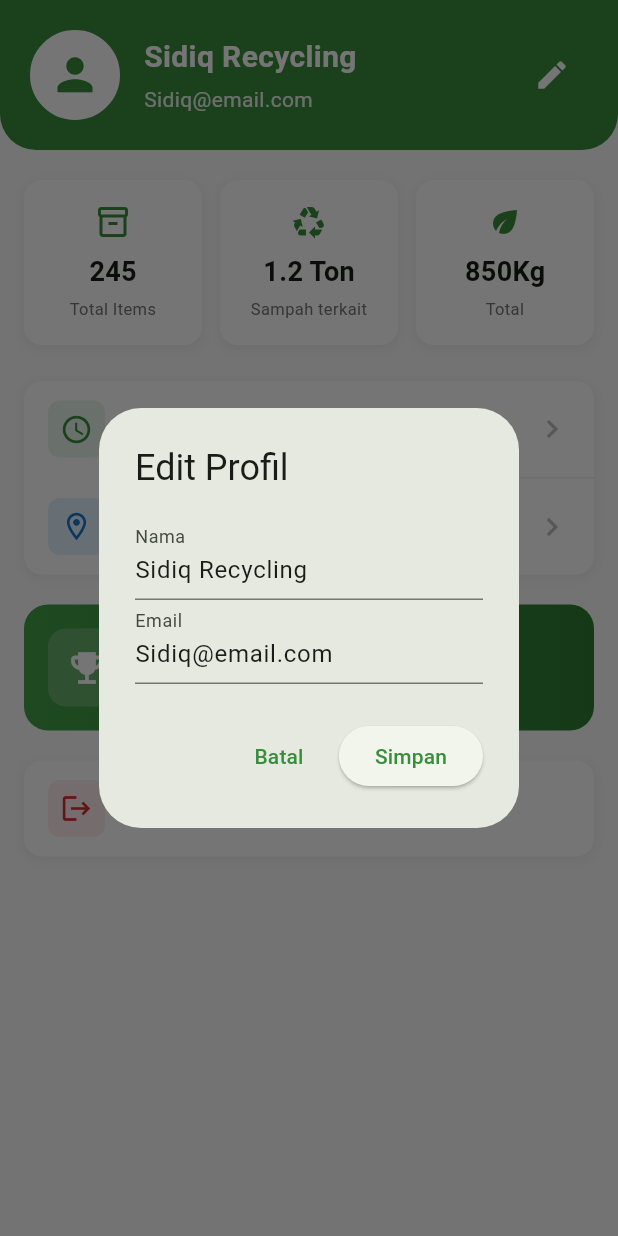
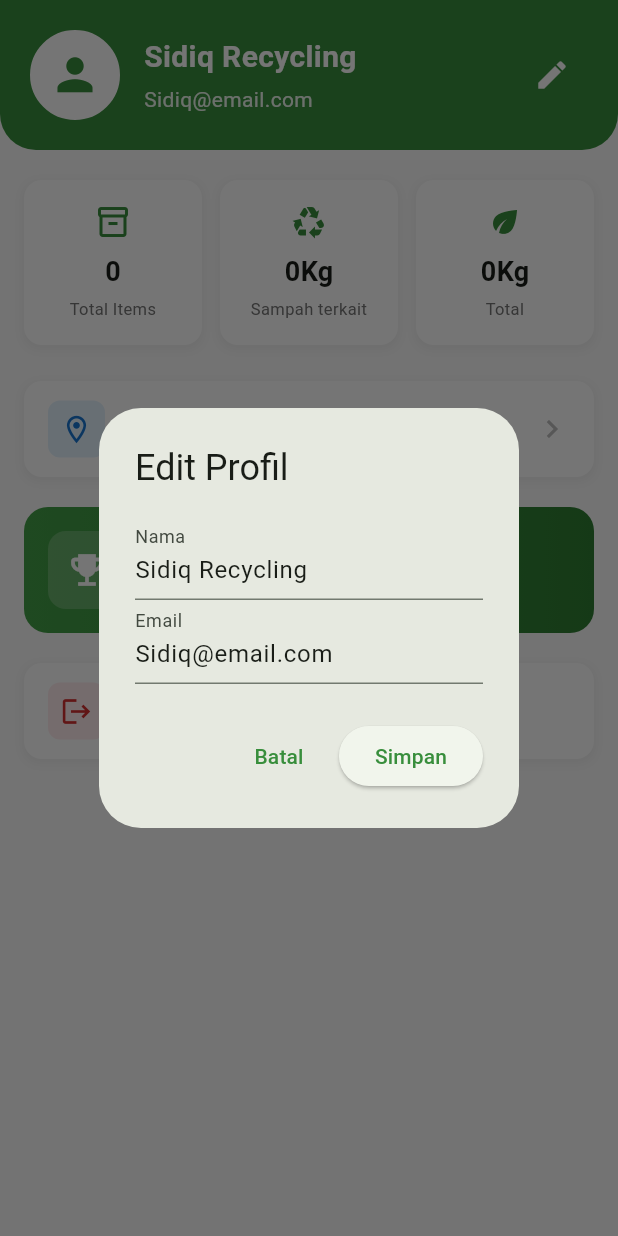
Before and after one commit to kite1412/flutter-ecomarket, a Flutter app: the ProfileScreen screen opened directly, after a tap on the "edit" icon, on a phone screen of 412 x 824 dp. Run offline on Flutter 3.47's test engine with Material 3 defaults, Android fonts, the phone set to English and light mode, and no system bars; our stand-ins replace image_picker, sqflite; accounts and stored records are empty.

Commit message:
copilot gg

```diff
--- a/lib/screens/product_detail_screen.dart
+++ b/lib/screens/product_detail_screen.dart
@@ -52,7 +52,9 @@ class _ProductDetailScreenState extends State<ProductDetailScreen> {
   @override
   Widget build(BuildContext context) {
     final images = product['images'] as List? ?? [];
-    final imageUrl = images.isNotEmpty ? images.first as String? : null;
+    final imageUrl = images.isNotEmpty
+      ? images.first as String?
+      : (product['image_path']?.toString());
     final title = product['title'] ?? '';
     final price = product['price'];
     final weight = product['weight_kg'] ?? product['weight'] ?? '';
--- a/lib/screens/profile_screen.dart
+++ b/lib/screens/profile_screen.dart
@@ -170,6 +170,56 @@ class _ProfileScreenState extends State<ProfileScreen> {
     );
   }
 
+  // --- Stats helpers ---
+  double _asDouble(dynamic v) {
+    if (v is num) return v.toDouble();
+    return double.tryParse(v?.toString() ?? '') ?? 0.0;
+  }
+
+  int _asInt(dynamic v) {
+    if (v is int) return v;
+    return int.tryParse(v?.toString() ?? '') ?? 0;
+  }
+
+  String _fmtWeight(num kg) {
+    if (kg >= 1000) {
+      final ton = kg / 1000.0;
+      return '${ton.toStringAsFixed(1)} Ton';
+    }
+    // Show without decimals when integer
+    final isInt = kg.roundToDouble() == kg;
+    final str = isInt ? kg.toInt().toString() : kg.toStringAsFixed(1);
+    return '${str}Kg';
+  }
+
+  Future<Map<String, dynamic>> _loadStats() async {
+    final current = MockStore.instance.currentUser.value;
+    final int? userId = current != null && current['id'] is int ? current['id'] as int : null;
+
+    final allItems = await LocalDb.instance.listItems();
+    final myItems = userId != null ? await LocalDb.instance.listItems(userId: userId) : <Map<String, dynamic>>[];
+
+    double totalAllKg = 0.0;
+    for (final it in allItems) {
+      final w = it.containsKey('weight_kg') ? _asDouble(it['weight_kg']) : _asDouble(it['weight']);
+      final q = _asInt(it['quantity']);
+      totalAllKg += (w * (q <= 0 ? 1 : q));
+    }
+
+    double totalMyKg = 0.0;
+    for (final it in myItems) {
+      final w = it.containsKey('weight_kg') ? _asDouble(it['weight_kg']) : _asDouble(it['weight']);
+      final q = _asInt(it['quantity']);
+      totalMyKg += (w * (q <= 0 ? 1 : q));
+    }
+
+    return {
+      'myCount': myItems.length,
+      'allKg': totalAllKg,
+      'myKg': totalMyKg,
+    };
+  }
+
   @override
   Widget build(BuildContext context) {
     return Scaffold(
@@ -250,14 +300,20 @@ class _ProfileScreenState extends State<ProfileScreen> {
               ),
               const SizedBox(height: 20),
 
-              // Stats Cards
+              // Stats Cards (dynamic)
               Padding(
                 padding: const EdgeInsets.symmetric(horizontal: 16),
-                child: Row(
+                child: FutureBuilder<Map<String, dynamic>>(
+                  future: _loadStats(),
+                  builder: (context, snap) {
+                    final myCount = snap.data != null ? snap.data!['myCount'] as int : 0;
+                    final allKg = snap.data != null ? (snap.data!['allKg'] as double) : 0.0;
+                    final myKg = snap.data != null ? (snap.data!['myKg'] as double) : 0.0;
+                    return Row(
                       children: [
                         Expanded(
                           child: _buildStatCard(
-                        '245',
+                            '$myCount',
                             'Total Items',
                             Icons.inventory_2_outlined,
                           ),
@@ -265,7 +321,7 @@ class _ProfileScreenState extends State<ProfileScreen> {
                         const SizedBox(width: 12),
                         Expanded(
                           child: _buildStatCard(
-                        '1.2 Ton',
+                            _fmtWeight(allKg),
                             'Sampah terkait',
                             Icons.recycling,
                           ),
@@ -273,12 +329,14 @@ class _ProfileScreenState extends State<ProfileScreen> {
                         const SizedBox(width: 12),
                         Expanded(
                           child: _buildStatCard(
-                        '850Kg',
+                            _fmtWeight(myKg),
                             'Total',
                             Icons.eco,
                           ),
                         ),
                       ],
+                    );
+                  },
                 ),
               ),
               const SizedBox(height: 24),
@@ -300,13 +358,6 @@ class _ProfileScreenState extends State<ProfileScreen> {
                 ),
                 child: Column(
                   children: [
-                    _buildMenuItem(
-                      icon: Icons.access_time,
-                      title: 'Riwayat Daur',
-                      iconColor: Colors.green[700]!,
-                      iconBg: Colors.green[50]!,
-                    ),
-                    _buildDivider(),
                     // Alamat + Balance
                     FutureBuilder<Map<String, dynamic>?>(
                       future: () async {
```
Also changed, not shown: lib/screens/category_screen.dart (+41 -11 lines), lib/screens/home_screen.dart (+74 -22 lines), lib/services/local_db.dart (+15 -3 lines), lib/services/mock_store.dart (+20 -2 lines), lib/widgets/category_card.dart (+7 -1 lines), flutter_01.png (added). Lines whose indentation alone changed are shown as unchanged.
